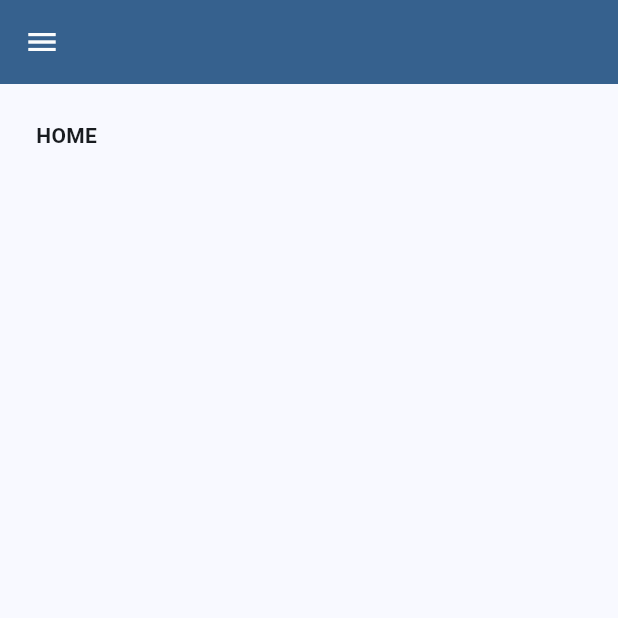
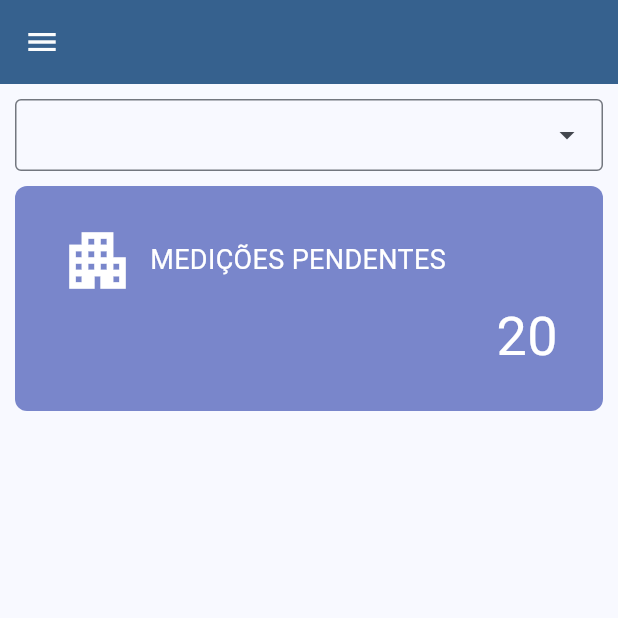
Before and after one commit to bernardo-amaral/flutter-budget-planner, a Flutter app: the HomePage screen opened directly, on a phone screen of 412 x 824 dp, the top half of it. Run offline on Flutter 3.47's test engine with Material 3 defaults, Android fonts, the phone set to English and light mode, and no system bars; drawn by our look-alikes of dropdown_search.

Commit message:
Add dropdown_search package and implement DropdownSearch widget in HomePage

```diff
--- a/lib/home.dart
+++ b/lib/home.dart
@@ -1,10 +1,8 @@
 import 'package:flutter/material.dart';
 import 'package:login_app/widgets/AppBar/app_bar.dart';
-import 'package:login_app/widgets/DrawerMenu%20/drawer_menu.dart';
-// import 'package:med_easy_app/src/database_manager.dart';
-// import 'package:med_easy_app/src/widgets/DrawerMenu/drawer_menu.dart';
-// import 'package:med_easy_app/src/widgets/Home/widget_info_blocks.dart';
-// import 'package:med_easy_app/src/widgets/app_bar.dart';
+import 'package:login_app/widgets/DrawerMenu/drawer_menu.dart';
+import 'package:login_app/widgets/home_blocks.dart';
+import 'package:dropdown_search/dropdown_search.dart';
 
 class HomePage extends StatefulWidget {
   static const String routeName = '/';
@@ -15,13 +13,13 @@ class HomePage extends StatefulWidget {
 }
 
 class _HomePageState extends State<HomePage> {
-  late String totalAppointments = '0';
+  late String totalApartments = '20';
   late String totalTodayAppointments = '0';
 
   // _countAllAppointments() async {
   //   // final resultSet = await DatabaseProvider.db.getAppointmentsAll();
   //   setState(() {
-  //     // totalAppointments = resultSet.toList().length.toString();
+  //     // totalApartments = resultSet.toList().length.toString();
   //   });
   // }
 
@@ -46,19 +44,14 @@ class _HomePageState extends State<HomePage> {
       drawer: const DrawerMenu(),
       body: Column(children: [
         Container(
-          margin: const EdgeInsets.all(24),
-          child: const Text(
-            "HOME",
-            style: TextStyle(
-              fontWeight: FontWeight.bold,
-            ),
+          margin: const EdgeInsets.all(10),
+          child: DropdownSearch<String>(
+            items: (f, cs) => ['Edifício Premier'],
+            popupProps: PopupProps.menu(
+                disabledItemFn: (item) => item == 'Item 3', fit: FlexFit.loose),
           ),
         ),
-        //SizedBox(
-        // child: infoTotalAppointmentsBlocks(context, totalAppointments)),
-        //SizedBox(
-        //child: infoTotalAppointmentsTodayBlocks(
-        //  context, totalTodayAppointments))
+        SizedBox(child: actionInformationBlock(context, totalApartments)),
       ]),
     );
   }
--- /dev/null
+++ b/lib/widgets/home_blocks.dart
@@ -0,0 +1,53 @@
+import 'package:flutter/material.dart';
+
+Widget actionInformationBlock(BuildContext context, String totalApartments) {
+  return GestureDetector(
+    onTap: () => Navigator.pushReplacementNamed(context, '/'),
+    child: Container(
+      margin: const EdgeInsets.symmetric(horizontal: 10),
+      padding: const EdgeInsets.only(left: 30, top: 10, bottom: 10, right: 30),
+      height: 150,
+      width: double.infinity,
+      decoration: BoxDecoration(
+        color: Colors.indigo[300],
+        borderRadius: const BorderRadius.all(Radius.circular(8)),
+      ),
+      child: Column(
+        mainAxisAlignment: MainAxisAlignment.center,
+        crossAxisAlignment: CrossAxisAlignment.start,
+        children: [
+          Row(
+            children: [
+              const Icon(
+                Icons.apartment,
+                size: 50.0,
+                color: Colors.white,
+              ),
+              const SizedBox(width: 10),
+              Text(
+                'Medições pendentes'.toUpperCase(),
+                style: const TextStyle(fontSize: 18, color: Colors.white),
+                textAlign: TextAlign.left,
+              ),
+            ],
+          ),
+          Row(
+            children: [
+              const SizedBox(width: 5),
+              Expanded(
+                child: Align(
+                  alignment: Alignment.centerRight,
+                  child: Text(
+                    totalApartments,
+                    style: const TextStyle(fontSize: 36, color: Colors.white),
+                    textAlign: TextAlign.right,
+                  ),
+                ),
+              ),
+            ],
+          ),
+        ],
+      ),
+    ),
+  );
+}
--- a/pubspec.yaml
+++ b/pubspec.yaml
@@ -1,5 +1,5 @@
 name: login_app
-description: "A new Flutter project."
+description: 'A new Flutter project.'
 # The following line prevents the package from being accidentally published to
 # pub.dev using `flutter pub publish`. This is preferred for private packages.
 publish_to: 'none' # Remove this line if you wish to publish to pub.dev
@@ -35,6 +35,8 @@ dependencies:
   # Use with the CupertinoIcons class for iOS style icons.
   cupertino_icons: ^1.0.8
 
+  dropdown_search: ^6.0.2
+
 dev_dependencies:
   flutter_test:
     sdk: flutter
@@ -51,7 +53,6 @@ dev_dependencies:
 
 # The following section is specific to Flutter packages.
 flutter:
-
   # The following line ensures that the Material Icons font is
   # included with your application, so that you can use the icons in
   # the material Icons class.
```
Also changed, not shown: lib/widgets/DrawerMenu/drawer_menu.dart (renamed from lib/widgets/DrawerMenu /drawer_menu.dart), pubspec.lock.
